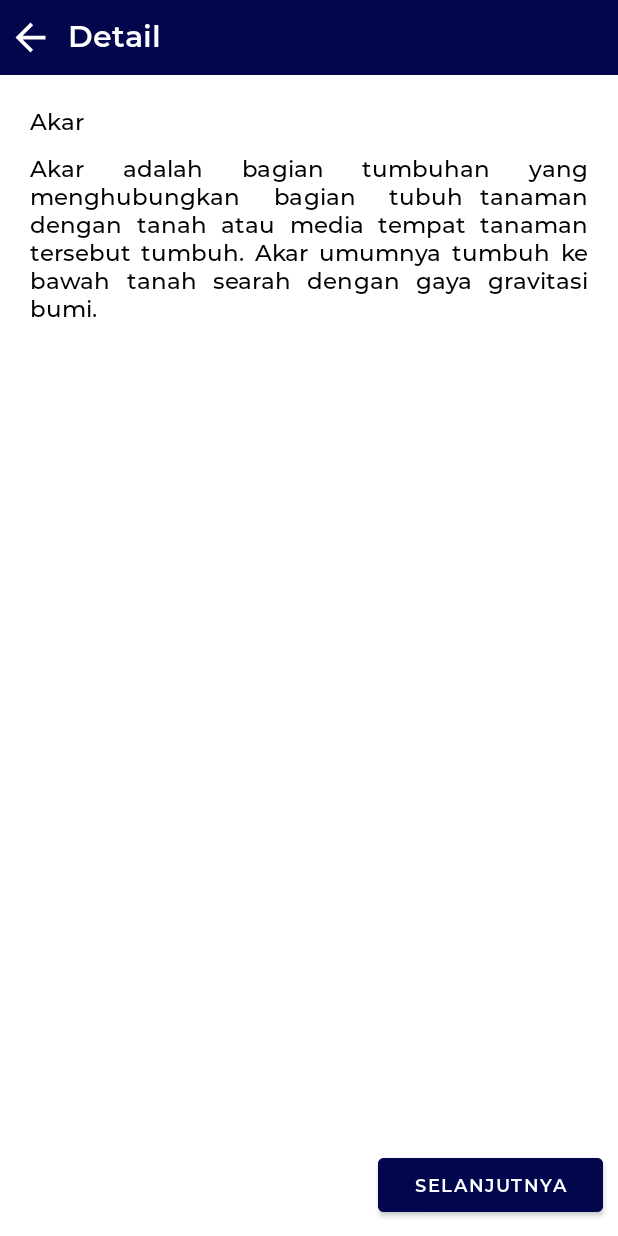
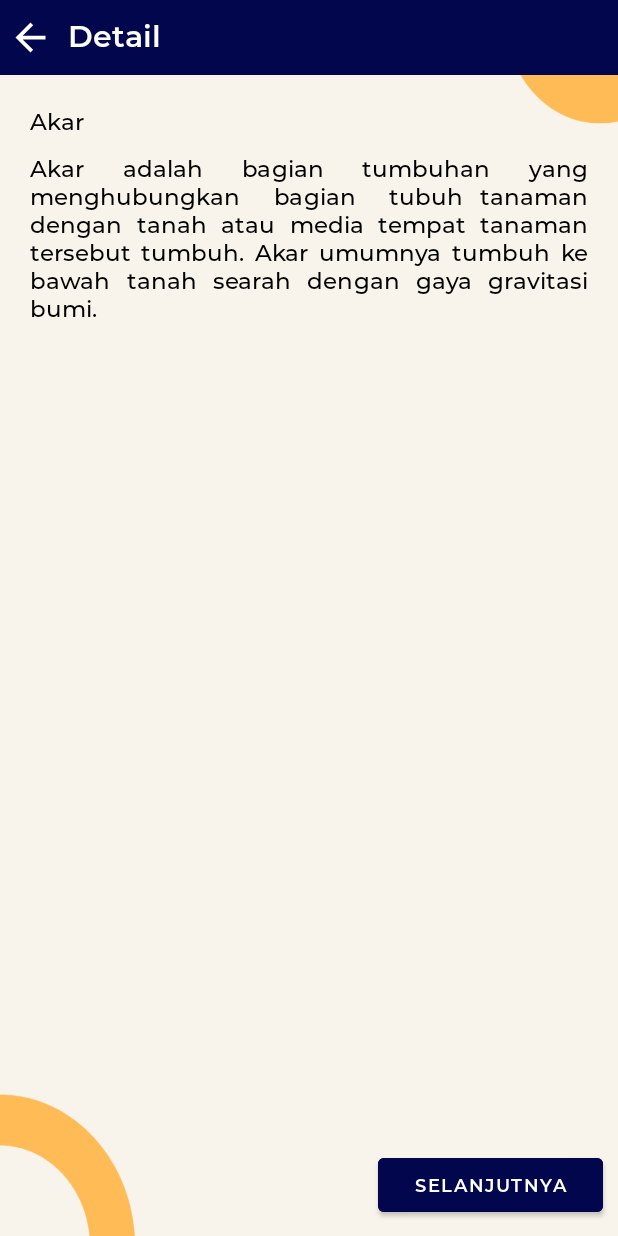
Before and after one commit to Akbaraadis/MengenalTumbuhan, an Android app: the screen it shows after launch (DetailActivity), after a tap on "Akar", on a phone screen of 412 x 824 dp. Run offline under Robolectric (Android 15) with nearby library versions, the phone set to English and light mode, and no system bars; our stand-ins replace CircleImageView; pictures from the network do not load.

Commit message:
update background and design

```diff
--- a/app/src/main/java/com/project/mengenalbagiantumbuhan/data/Materi_Data.kt
+++ b/app/src/main/java/com/project/mengenalbagiantumbuhan/data/Materi_Data.kt
@@ -76,8 +76,10 @@ object Materi_Data {
 
     private val isimenuPertama = arrayOf(
         "Secara umum akar terdiri atas akar utama, cabang akar, dan rambut akar. Akar utama adalah bagian akar yang cukup besar, berbentuk mengerucut dan tumbuh lurus menembus tanah. Pada akar utama, tumbuh cabang akar dan rambut akar.",
-        "Batang tanaman berkayu, memilih bagian yang disebut pembuluh tapis yang bertugas mengangkut makanan hasil fotosistesis dari daun ke semua bagian tumbuhan. Di bagian dalam pembuluh tapis, pada tanaman di atas terdapat lapisan kambium. Di bagian dalam lapisan kambium, terdapat pembuluh kayu yang berguna untuk mengangkut air dan mineral yang diserap oleh akar menuju daun. Batang yang berkambium pada umumnya akan membentuk lingkaran tahun, seperti pada gambar di bawah ini:",
-        "Pada tanaman yang memiliki daun lengkap, daun terdiri dari pelepah daun, tangkai daun, dan helai daun. Contoh daun yang merupakan daun lengkap adalah daun pisang. Terdapat pula tanaman yang memiliki daun tidak lengkap, yaitu hanya memiliki tangkai daun dan helai daun saja. Contoh daun yang merupakan daun tidak lengkap adalah daun jeruk.",
+        "Batang tanaman berkayu, memilih bagian yang disebut pembuluh tapis yang bertugas mengangkut makanan hasil fotosistesis dari daun ke semua bagian tumbuhan. Di bagian dalam pembuluh tapis, pada tanaman di atas terdapat lapisan kambium. \n" +
+                "\n" + "Di bagian dalam lapisan kambium, terdapat pembuluh kayu yang berguna untuk mengangkut air dan mineral yang diserap oleh akar menuju daun. Batang yang berkambium pada umumnya akan membentuk lingkaran tahun, seperti pada gambar di bawah ini:",
+        "Pada tanaman yang memiliki daun lengkap, daun terdiri dari pelepah daun, tangkai daun, dan helai daun. \n" +
+                "\n" + "Contoh daun yang merupakan daun lengkap adalah daun pisang. Terdapat pula tanaman yang memiliki daun tidak lengkap, yaitu hanya memiliki tangkai daun dan helai daun saja. Contoh daun yang merupakan daun tidak lengkap adalah daun jeruk.",
         "Buah terdiri dari kulit buah, daging buah, dan biji.",
         "Bagian-bagian pada bunga terdiri dari tangkai, kelopak, mahkota, benang sari (organ reproduksi jantan), dan putik (organ reproduksi wanita).",
         "Fungsi dari biji di antaranya:\n" +
@@ -121,10 +123,12 @@ object Materi_Data {
 
     private val isimenuKedua = arrayOf(
         "Akar dapat digolongkan ke dalam dua jenis, yaitu akar serabut dan akar tunggang. Akar serabut berbentuk serabut berukuran kecil-kecil. Akar serabut tidak memiliki akar utama sehingga ukuran akar yang satu dengan yang lainnya relatif sama. Tanaman yang memiliki akar serabut umumnya merupakan golongan monokotil (biji berkeping satu). Contoh tanaman yang berakar serabut adalah padi, pohon kelapa, dan rumput-rumputan.\n" +
-                "Sementara itu, akar tunggang terdiri dari satu akar induk berukuran cukup besar. Pada bagian akar induk, tumbuh akar-akar cabang dengan ukuran yang lebih kecil. Tanaman yang memiliki akar tunggang umumnya merupakan golongan dikotil (biji berkeping dua). Contoh tanaman yang berakar tunggang adalah pohon mangga, jambu, dan jeruk.\n" +
-                "Selain akar serabut dan akar tunggang, terdapat beberapa jenis akar khusus, yaitu akar tunjang (pandan), akar gantung (beringin), akar hisap (benalu), akar lekat (sirih), dan umbi akar (singkong).\n",
-        "Berdasarkan kambiumnya, terdapat batang yang berkambium dan batang yang tidak berkambium. Contoh tanaman yang memiliki batang ber-kambium adalah mangga. Sementara itu, contoh tanaman yang batangnyatidak berkambium adalah kelapa. Batang tanaman dapat pula dibedakan berdasarkan bentuknya, yaitu batang berkayu seperti pada jambu, batang basah seperti pada bayam, dan batang rumput seperti pada padi.",
-        "Berdasarkan bentuk tulang daunnya, daun dibedakan menjadi daun bertulang daun menyirip, menjari, melengkung, dan sejajar. Contoh daun menyirip adalah daun mangga. Contoh daun menjari adalah daun pepaya. Contoh daun melengkung adalah daun sirih. Contoh daun sejajar adalah daun jagung.",
+                "\n" + "Sementara itu, akar tunggang terdiri dari satu akar induk berukuran cukup besar. Pada bagian akar induk, tumbuh akar-akar cabang dengan ukuran yang lebih kecil. Tanaman yang memiliki akar tunggang umumnya merupakan golongan dikotil (biji berkeping dua). Contoh tanaman yang berakar tunggang adalah pohon mangga, jambu, dan jeruk.\n" +
+                "\n" + "Selain akar serabut dan akar tunggang, terdapat beberapa jenis akar khusus, yaitu akar tunjang (pandan), akar gantung (beringin), akar hisap (benalu), akar lekat (sirih), dan umbi akar (singkong).\n",
+        "Berdasarkan kambiumnya, terdapat batang yang berkambium dan batang yang tidak berkambium. Contoh tanaman yang memiliki batang ber-kambium adalah mangga. \n" +
+                "\n" + "Sementara itu, contoh tanaman yang batangnya tidak berkambium adalah kelapa. Batang tanaman dapat pula dibedakan berdasarkan bentuknya, yaitu batang berkayu seperti pada jambu, batang basah seperti pada bayam, dan batang rumput seperti pada padi.",
+        "Berdasarkan bentuk tulang daunnya, daun dibedakan menjadi daun bertulang daun menyirip, menjari, melengkung, dan sejajar. \n" +
+                "\n" + "Contoh daun menyirip adalah daun mangga. Contoh daun menjari adalah daun pepaya. Contoh daun melengkung adalah daun sirih. Contoh daun sejajar adalah daun jagung.",
         "Biji buah berfungsi sebagai bakal tumbuhan baru, sedangkan daging buah merupakan tempat menyimpan cadangan makanan. Buah yang berwarna mencolok akan menarik hewan untuk memakannya sehingga membantu proses penyebaran biji.",
         "Fungsi bunga bagi tumbuhan adalah sebagai perhiasan tumbuhan dan tempat berlangsungnya perkembangbiakan tumbuhan. Di bunga ada putik dan benang sari. Bunga-bunga terlihat cantik untuk menarik perhatian serangga dan hewan lainnya. Serangga dan hewan yang tertarik pada bunga ini membantu proses penyerbukan pada tumbuhan. Caranya dengan membantu menaruh serbuk sari di bagian putik pada bunga. Setelah putik menerima serbuk sari, nantinya akan tumbuh buah dari bakal biji.",
         "0",
--- a/app/src/main/java/com/project/mengenalbagiantumbuhan/ui/detail/DetailActivity.kt
+++ b/app/src/main/java/com/project/mengenalbagiantumbuhan/ui/detail/DetailActivity.kt
@@ -39,6 +39,11 @@ class DetailActivity : AppCompatActivity() {
             .apply(RequestOptions().override(280, 280))
             .into(binding.detailIvMenu1)
 
+        Glide.with(this)
+            .load(intent.getIntExtra(MATERI_GAMBARMENU1, 0))
+            .apply(RequestOptions().override(1920, 1080))
+            .into(binding.detailIvMenupeta)
+
         if(MATERI_GAMBARMENU2!="0"){
             Glide.with(this)
                 .load(intent.getIntExtra(MATERI_GAMBARMENU2, 0))
@@ -78,17 +83,16 @@ class DetailActivity : AppCompatActivity() {
             if(detailTvJudul.text == "Peta Konsep"){
                 detailBtnNext.visibility = View.GONE
                 detailTvParagraf.visibility = View.GONE
-                detailIvMenu1.visibility = View.VISIBLE
-                detailIvMenu1.layoutParams.height = 1000
-                detailIvMenu1.layoutParams.width = 1000
+//                detailIvMenu1.visibility = View.VISIBLE
+//                detailIvMenu1.layoutParams.height = 1000
+//                detailIvMenu1.layoutParams.width = 1000
+                detailIvMenupeta.visibility = View.VISIBLE
             }
 
             if(detailTvJudul.text == "Petunjuk Penggunaan"){
                 detailBtnNext.visibility = View.GONE
                 detailTvParagraf.visibility = View.GONE
-                detailIvMenu1.visibility = View.VISIBLE
-                detailIvMenu1.layoutParams.height = 1000
-                detailIvMenu1.layoutParams.width = 1000
+                detailIvMenupeta.visibility = View.VISIBLE
             }
 
             detailBtnNext.setOnClickListener {
--- a/app/src/main/res/layout/activity_detail.xml
+++ b/app/src/main/res/layout/activity_detail.xml
@@ -4,7 +4,8 @@
     xmlns:tools="http://schemas.android.com/tools"
     android:layout_width="match_parent"
     android:layout_height="match_parent"
-    tools:context=".ui.detail.DetailActivity">
+    tools:context=".ui.detail.DetailActivity"
+    android:background="@drawable/bg_main">
 
     <ImageView
         android:id="@+id/iv_detail_actionbar"
@@ -99,6 +100,17 @@
                 android:scaleType="fitXY"
                 android:src="@drawable/menu1_akar"
                 android:layout_gravity="center"
+                android:layout_marginTop="10dp"/>
+
+            <ImageView
+                android:id="@+id/detail_iv_menupeta"
+                android:visibility="gone"
+                android:layout_width="match_parent"
+                android:layout_height="wrap_content"
+                android:src="@drawable/peta_konsep"
+                android:layout_gravity="center"
+                android:layout_marginStart="10dp"
+                android:layout_marginEnd="10dp"
                 android:layout_marginTop="10dp"/>
 
             <TextView
--- a/app/src/main/res/layout/activity_detail_games.xml
+++ b/app/src/main/res/layout/activity_detail_games.xml
@@ -4,7 +4,8 @@
     xmlns:tools="http://schemas.android.com/tools"
     android:layout_width="match_parent"
     android:layout_height="match_parent"
-    tools:context=".ui.games.DetailGamesActivity">
+    tools:context=".ui.games.DetailGamesActivity"
+    android:background="@drawable/bg_main2">
 
     <ImageView
         android:id="@+id/detail_games_1"
--- a/app/src/main/res/layout/activity_games.xml
+++ b/app/src/main/res/layout/activity_games.xml
@@ -4,7 +4,8 @@
     xmlns:tools="http://schemas.android.com/tools"
     android:layout_width="match_parent"
     android:layout_height="match_parent"
-    tools:context=".ui.games.GamesActivity">
+    tools:context=".ui.games.GamesActivity"
+    android:background="@drawable/bg_main">
 
     <Button
         android:id="@+id/games_2"
--- a/app/src/main/res/layout/activity_quiz.xml
+++ b/app/src/main/res/layout/activity_quiz.xml
@@ -5,7 +5,9 @@
     android:layout_width="match_parent"
     android:layout_height="match_parent"
     android:fillViewport="true"
-    tools:context=".ui.quiz.QuizActivity">
+    tools:context=".ui.quiz.QuizActivity"
+    android:background="@drawable/bg_main">
+
     <LinearLayout
         android:layout_width="match_parent"
         android:layout_height="wrap_content"
--- a/app/src/main/res/layout/activity_video.xml
+++ b/app/src/main/res/layout/activity_video.xml
@@ -4,7 +4,8 @@
     xmlns:tools="http://schemas.android.com/tools"
     android:layout_width="match_parent"
     android:layout_height="match_parent"
-    tools:context=".ui.video.VideoActivity">
+    tools:context=".ui.video.VideoActivity"
+    android:background="@drawable/bg_main">
 
     <TextView
         android:id="@+id/video_text"
--- a/app/src/main/res/values/strings.xml
+++ b/app/src/main/res/values/strings.xml
@@ -7,7 +7,7 @@
     <string name="materi1_bunga3">3)	Benang Sari (Alat Kelamin Jantan) Benang sari bagi tumbuhan merupakan alat kelamin jantan. Seperti halnya dengan bagian-bagian bunga yang diuraikan terdahulu, benang sari pun merupakan hasil dari metamorfosis daun, yang bentuk dan fungsinya telah disesuaikan sebagai alat kelamin jantan. Bukti bahwa benang sari merupakan hasil metamorfosis daun, terlihat sangat nyata pada bunga jenis tumbuhan tertentu, contohnya pada bunga tasbih. Benang sari dibedakan menjadi tiga bagian, yaitu tangkai sari, kepala sari, dan penghubung ruang sari. Tangkai sari, yaitu bagian yang  berbentuk benang dengan penampang melintang yang umumnya berbentuk bulat, sedangkan kepala sari, yaitu bagian benang sari yang terdapat pada ujung tangkai sari.</string>
     <string name="materi1_bunga4">4)	Putik merupakan bagian bunga yang paling dalam letaknya. Putik merupakan alat kelamin betina pada bunga. Putik pun tersusun atas daun-daun yang telah mengalami metamorfosis. Daun-daun penyusun putik disebut daun buah. Putik terdiri dari tiga bagian, yaitu bakal buah, tangkai kepala putik, dan kepala putik. Bakal buah merupakan bagian putik yang pada umumnya kelihatan membesar dan terletak pada dasar bunga. Sedangkan tangkai kepala putik merupakan bagian putik yang sempit dan terdapat di atas bakal buah, biasanya berbentuk benang, fungsinya untuk tempat melekatnya kepala putik. Kepala putik ialah bagian dari putik yang paling atas, terletak pada ujung tangkai kepala putik tadi.</string>
     <string name="materi1_bunga5">5)	Tangkai bunga merupakan bagian bunga yang berada pada bagian bawah bunga. Tangkai bunga berfungsi sebagai penopang dan penghubung antara tangkai bunga dengan ranting.</string>
-    <string name="materi2_daun">Selain dibedakan berdasarkan bentuk pertulang daunnya, daun juga dibedakan berdasarkan jumlah helai daun pada setiap tangkainya, yaitu daun tunggal dan majemuk. Daun tunggal adalah daun yang berjumlah satu helai dalam setiap tangkainya, contohnya daun jambu. Daun majemuk adalah daun yang terdiri dari beberapa helai dalam setiap tangkainya, contohnya daun putri malu.</string>
+    <string name="materi2_daun">Selain dibedakan berdasarkan bentuk pertulang daunnya, daun juga dibedakan berdasarkan jumlah helai daun pada setiap tangkainya, yaitu daun tunggal dan majemuk. \n\nDaun tunggal adalah daun yang berjumlah satu helai dalam setiap tangkainya, contohnya daun jambu. Daun majemuk adalah daun yang terdiri dari beberapa helai dalam setiap tangkainya, contohnya daun putri malu.</string>
     <string name="materi_telah_selesai_silahkan_kembali_ke_menu_utama">Materi telah selesai, silahkan kembali ke menu utama</string>
     <string name="lainnya">Lainnya</string>
 </resources>
```
Also changed, not shown: app/src/main/res/layout/activity_main.xml (+4 -3 lines), app/src/main/res/drawable/bg_main.png (added), app/src/main/res/drawable/bg_main2.png (added), app/src/main/res/drawable/peta_konsep.PNG (deleted), app/src/main/res/drawable/peta_konsep.png (added), app/src/main/res/drawable/petunjuk_penggunaan.PNG (deleted), app/src/main/res/drawable/petunjuk_penggunaan.png (added).
